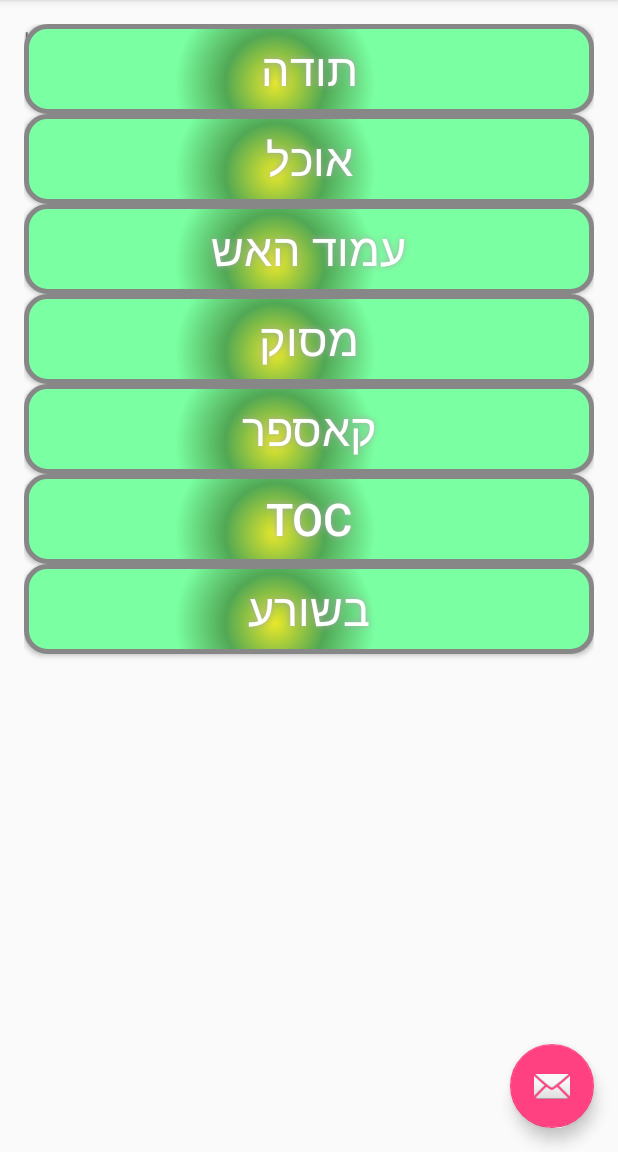
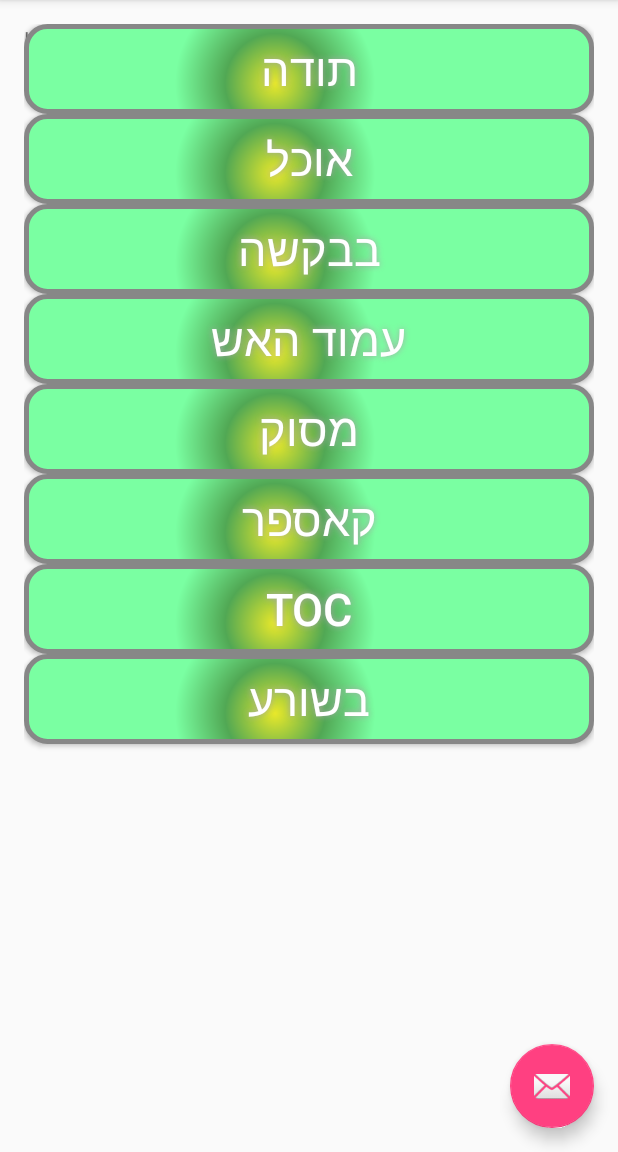
Before and after one commit to eshmor/Ipud, an Android app: the screen it shows after launch (IpudActivity), on a phone screen of 412 x 824 dp, the part 84-1236 px from its top. Run offline under Robolectric (Android 15) with nearby library versions, the phone set to English and light mode, and no system bars.

Commit message:
Add Please buttin (be va kasha)

```diff
--- a/app/src/main/java/com/pud/ipud2/IpudActivity.java
+++ b/app/src/main/java/com/pud/ipud2/IpudActivity.java
@@ -130,6 +130,28 @@ public class IpudActivity extends AppCompatActivity {
             @Override
             public boolean onLongClick(View view) {
                 int resourceId = R.raw.food;
+                shareSound(resourceId);
+                return false;
+            }
+        });
+
+
+        final Button pleaseButton = (Button) findViewById(R.id.PleaseBtnId);
+        pleaseButton.setOnClickListener(new View.OnClickListener() {
+            public void onClick(View v) {
+                int resourceId = R.raw.please;
+                MediaPlayer mediaPlayer = MediaPlayer.create(getApplicationContext(), resourceId);
+                mediaPlayer.start(); // no need to call prepare(); create() does that for you
+                // Perform action on click
+
+            }
+        });
+
+
+        pleaseButton.setOnLongClickListener(new View.OnLongClickListener() {
+            @Override
+            public boolean onLongClick(View view) {
+                int resourceId = R.raw.please;
                 shareSound(resourceId);
                 return false;
             }
--- a/app/src/main/res/layout/content_ipud.xml
+++ b/app/src/main/res/layout/content_ipud.xml
@@ -47,6 +47,22 @@
             android:id="@+id/FoodBtnId"
 
             android:text="@string/foodBtTxt"
+            android:textColor="#FFFFFF"
+            android:textSize="30sp"
+
+            android:layout_width="match_parent"
+            android:layout_height="wrap_content"
+            android:background="@drawable/buttonshape"
+            android:shadowColor="#A8A8A8"
+            android:shadowDx="0"
+            android:shadowDy="0"
+            android:shadowRadius="5"
+            />
+
+        <Button
+            android:id="@+id/PleaseBtnId"
+
+            android:text="@string/pleaseBtnTxt"
             android:textColor="#FFFFFF"
             android:textSize="30sp"
 
--- a/app/src/main/res/values/strings.xml
+++ b/app/src/main/res/values/strings.xml
@@ -9,5 +9,6 @@
     <string name="casperTxt">קאספר</string>
     <string name="toc">TOC</string>
     <string name="MeatLess" >בשורע</string>
+    <string name="pleaseBtnTxt">בבקשה</string>
 
 </resources>
```
Also changed, not shown: 1 other file.
